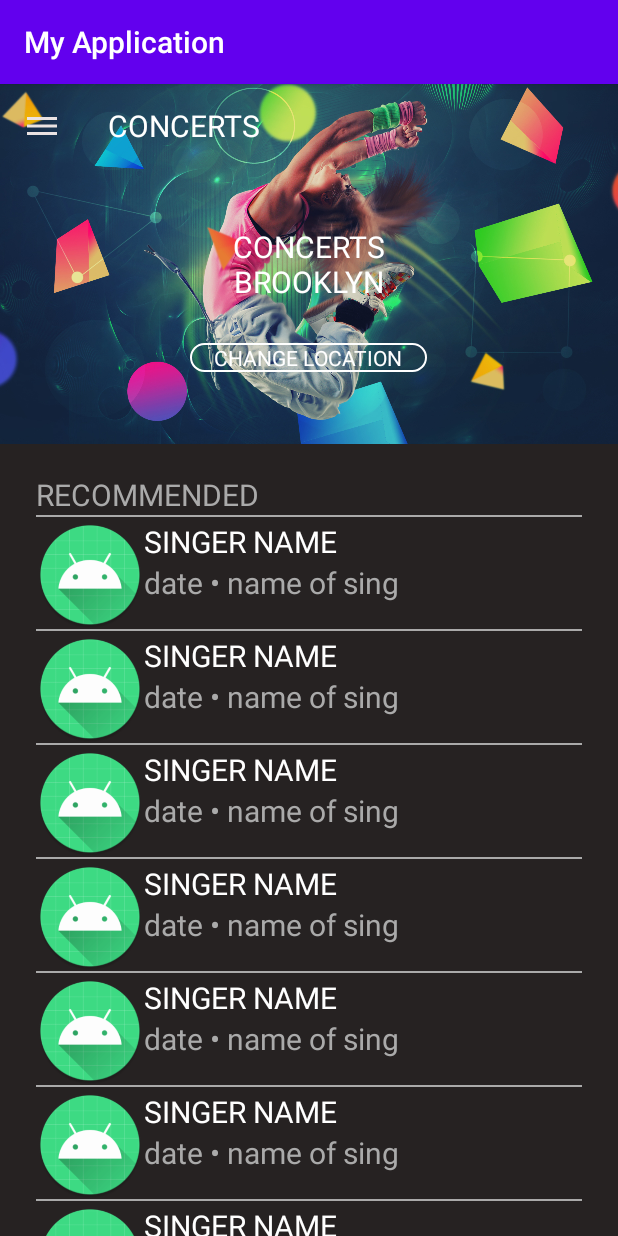
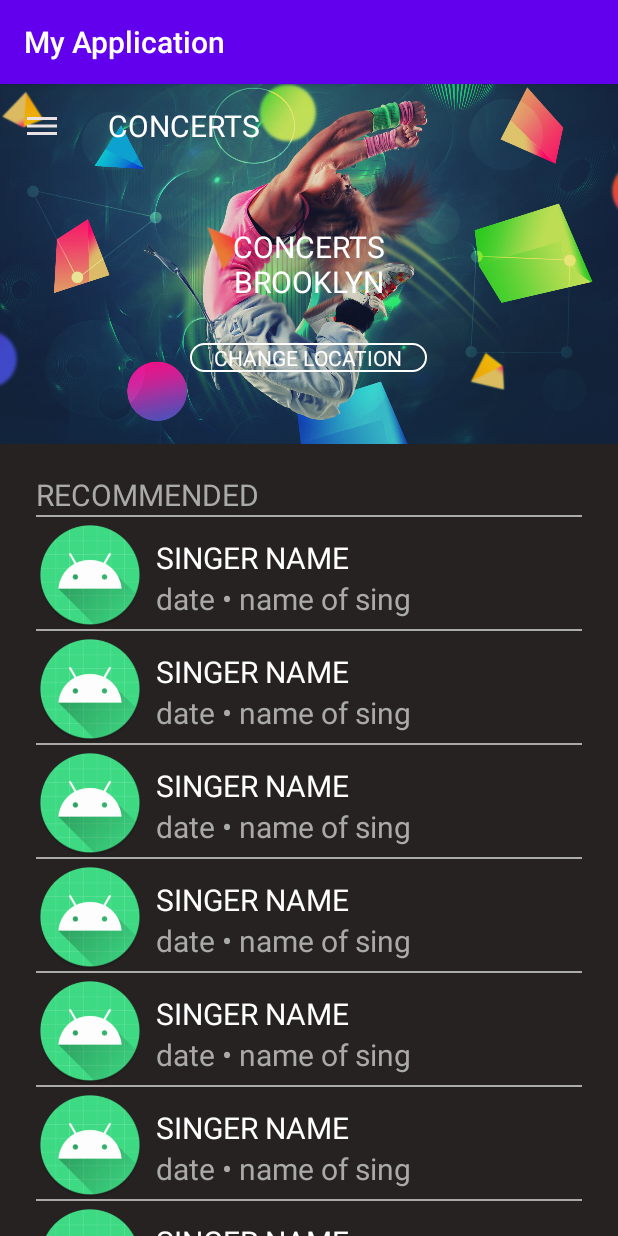
Before and after one commit to Mrsananabos/AndroidLessons, an Android app: the screen it shows after launch (MainActivity), on a phone screen of 412 x 824 dp. Run offline under Robolectric (Android 15) with nearby library versions, the phone set to English and light mode, and no system bars.

Commit message:
move include to center vertical, add margin left

```diff
--- a/app/src/main/res/layout/music_item.xml
+++ b/app/src/main/res/layout/music_item.xml
@@ -17,9 +17,9 @@
     <include
         layout="@layout/music_desc_item"
         android:layout_width="match_parent"
-        android:layout_height="match_parent"
-        android:layout_marginLeft="72dp"
-
+        android:layout_height="wrap_content"
+        android:layout_gravity="center_vertical"
+        android:layout_marginLeft="80dp"
         android:layout_marginTop="4dp" />
 
 </FrameLayout>
```
